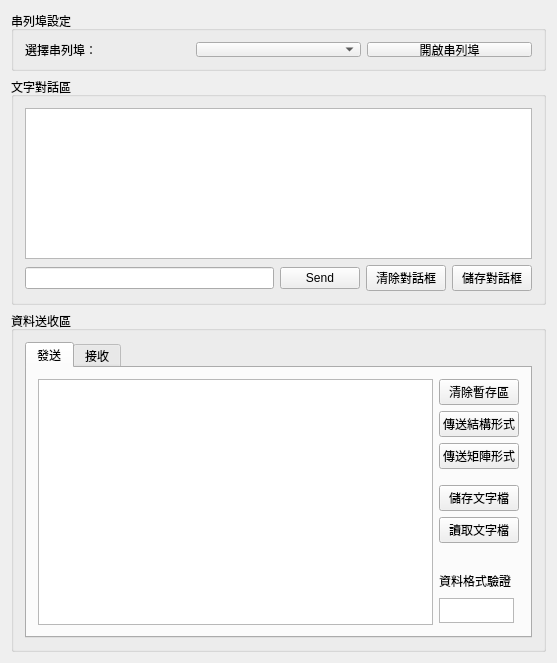
mickey9910326/ASA_HMI_Data_Agent, file mainwindow.ui: the form before one commit.
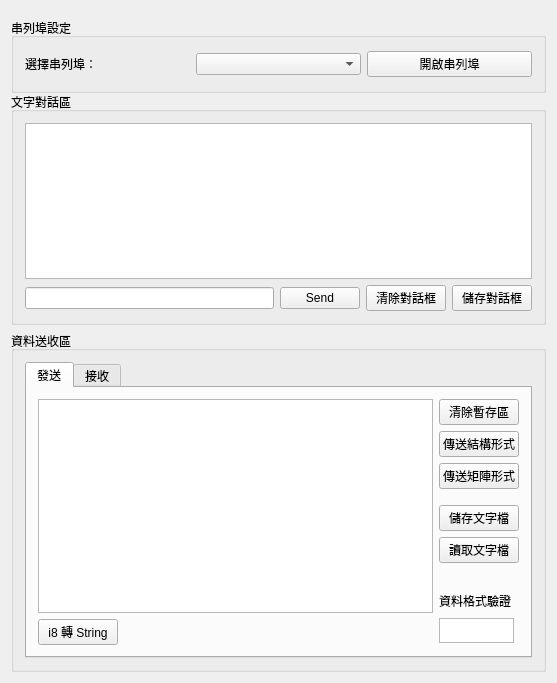
The form after the commit. The open tabs and pages were chosen to show the change.

Commit message: 更新UI：新增i8轉String按鈕

The edit to the form file:
```diff
--- a/mainwindow.ui
+++ b/mainwindow.ui
@@ -7,7 +7,7 @@
     <x>0</x>
     <y>0</y>
     <width>557</width>
-    <height>663</height>
+    <height>683</height>
    </rect>
   </property>
   <property name="sizePolicy">
@@ -46,7 +46,7 @@
         <property name="minimumSize">
          <size>
           <width>0</width>
-          <height>60</height>
+          <height>75</height>
          </size>
         </property>
         <property name="maximumSize">
@@ -201,7 +201,35 @@
             </attribute>
             <layout class="QHBoxLayout" name="horizontalLayout_4">
              <item>
-              <widget class="QTextEdit" name="textEditSend"/>
+              <layout class="QVBoxLayout" name="verticalLayout_7">
+               <item>
+                <widget class="QTextEdit" name="textEditSend"/>
+               </item>
+               <item>
+                <layout class="QHBoxLayout" name="horizontalLayout_5">
+                 <item>
+                  <widget class="QPushButton" name="pushButton">
+                   <property name="text">
+                    <string>i8 轉 String</string>
+                   </property>
+                  </widget>
+                 </item>
+                 <item>
+                  <spacer name="horizontalSpacer">
+                   <property name="orientation">
+                    <enum>Qt::Horizontal</enum>
+                   </property>
+                   <property name="sizeHint" stdset="0">
+                    <size>
+                     <width>40</width>
+                     <height>20</height>
+                    </size>
+                   </property>
+                  </spacer>
+                 </item>
+                </layout>
+               </item>
+              </layout>
              </item>
              <item>
               <layout class="QVBoxLayout" name="verticalLayout_5">
```
Left out of the diff: 8 changed lines with no effect on the pictures.
